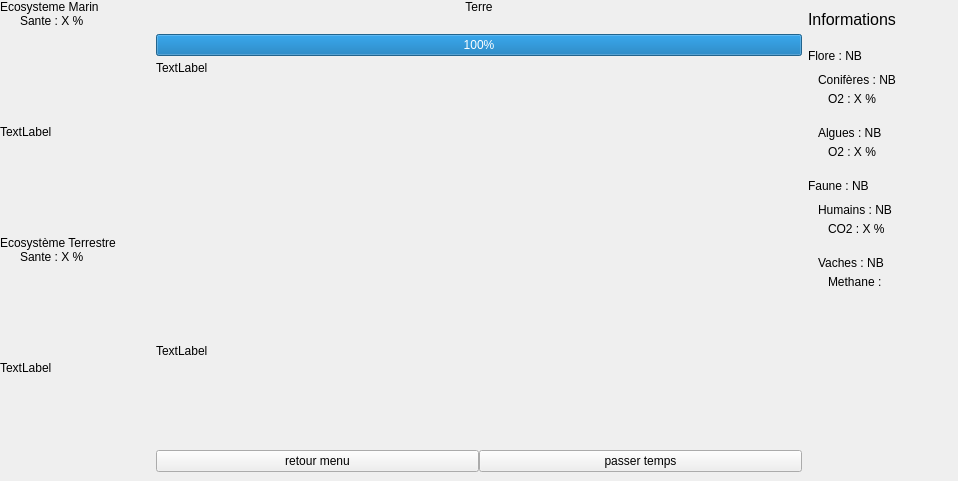
The window that projet_graphique/projet_bis/fenetre2.ui (Fredecontre/ProjetCpp) describes before a commit, drawn with Qt 5.
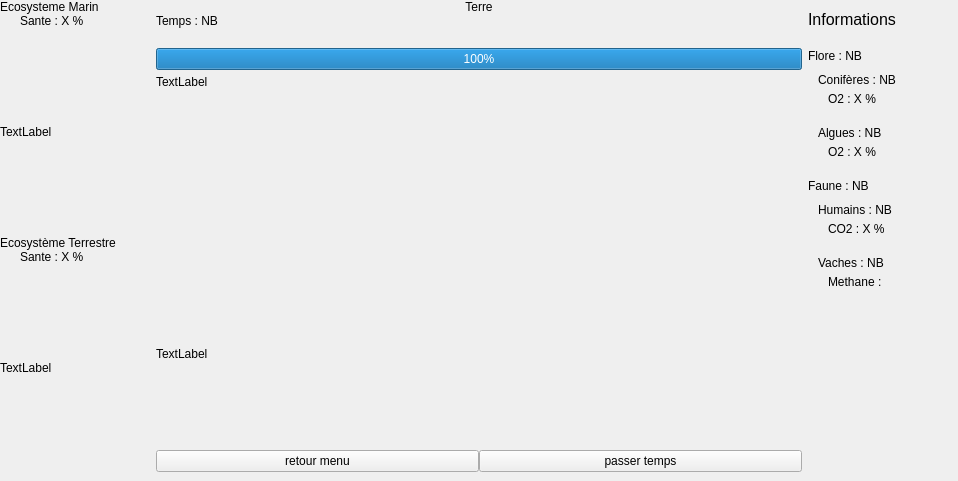
The same window after the commit.

Diff of the .ui file:
```diff
--- a/projet_graphique/projet_bis/fenetre2.ui
+++ b/projet_graphique/projet_bis/fenetre2.ui
@@ -170,6 +170,13 @@
         </property>
        </widget>
       </item>
+      <item>
+       <widget class="QLabel" name="P2_Temps">
+        <property name="text">
+         <string>&lt;html&gt;&lt;head/&gt;&lt;body&gt;&lt;p&gt;Temps : NB&lt;/p&gt;&lt;/body&gt;&lt;/html&gt;</string>
+        </property>
+       </widget>
+      </item>
       <item>
        <spacer name="verticalSpacer_14">
         <property name="orientation">
```
